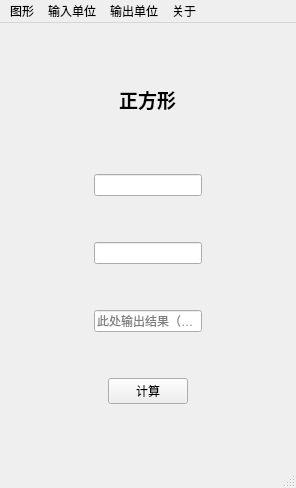
Before: the Qt Designer form AreaCalculatorPro/calculator.ui in Ethereal0621/AreaCalculator, drawn with Qt 5.
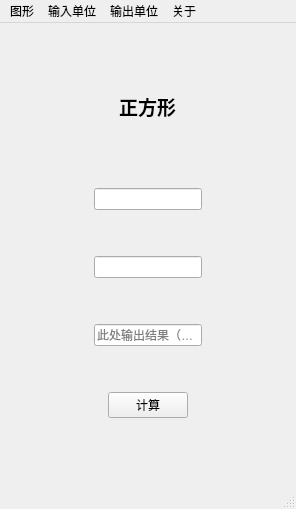
After: the same form once the commit is applied. Icons and pictures are not drawn.

```diff
--- a/AreaCalculatorPro/calculator.ui
+++ b/AreaCalculatorPro/calculator.ui
@@ -7,7 +7,7 @@
     <x>0</x>
     <y>0</y>
     <width>296</width>
-    <height>488</height>
+    <height>509</height>
    </rect>
   </property>
   <property name="sizePolicy">
```
Left out of the diff: 9 changed lines with no effect on the pictures.
